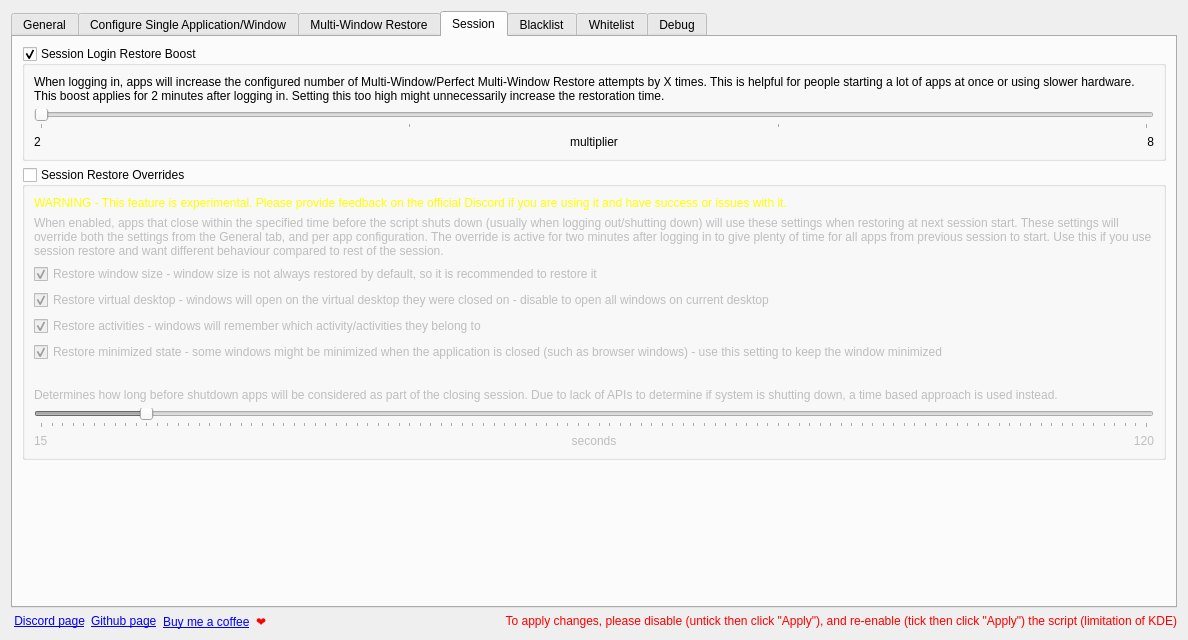
The window that src/contents/ui/config.ui (rxappdev/RememberWindowPositions) describes before a commit, drawn with Qt 5.
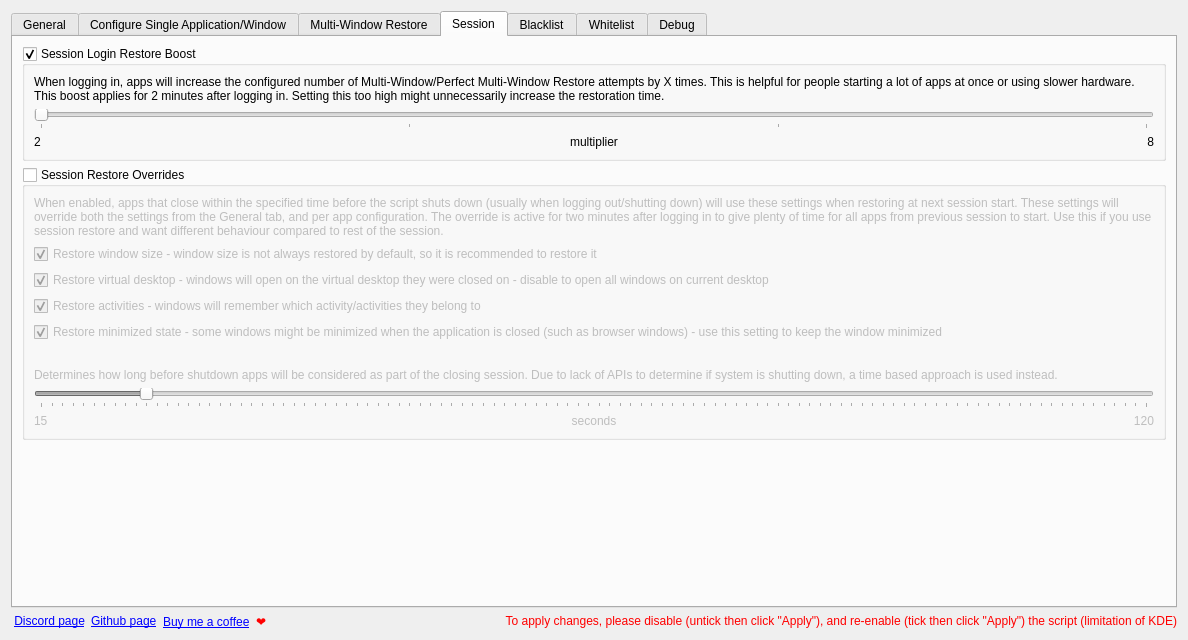
The same window after the commit. The open tabs and pages were chosen to show the change. Icons and pictures are not drawn.

What changed in the file:
```diff
--- a/src/contents/ui/config.ui
+++ b/src/contents/ui/config.ui
@@ -647,13 +647,6 @@
           <bool>false</bool>
          </property>
          <layout class="QVBoxLayout" name="verticalLayout_9">
-          <item>
-           <widget class="QLabel" name="label_7">
-            <property name="text">
-             <string>&lt;html&gt;&lt;head/&gt;&lt;body&gt;&lt;p&gt;&lt;span style=&quot; color:#ffff00;&quot;&gt;WARNING - This feature is experimental. Please provide feedback on the official Discord if you are using it and have success or issues with it.&lt;/span&gt;&lt;/p&gt;&lt;/body&gt;&lt;/html&gt;</string>
-            </property>
-           </widget>
-          </item>
           <item>
            <widget class="QLabel" name="label_6">
             <property name="text">
```
Left out of the diff: 9 changed lines with no effect on the pictures.
